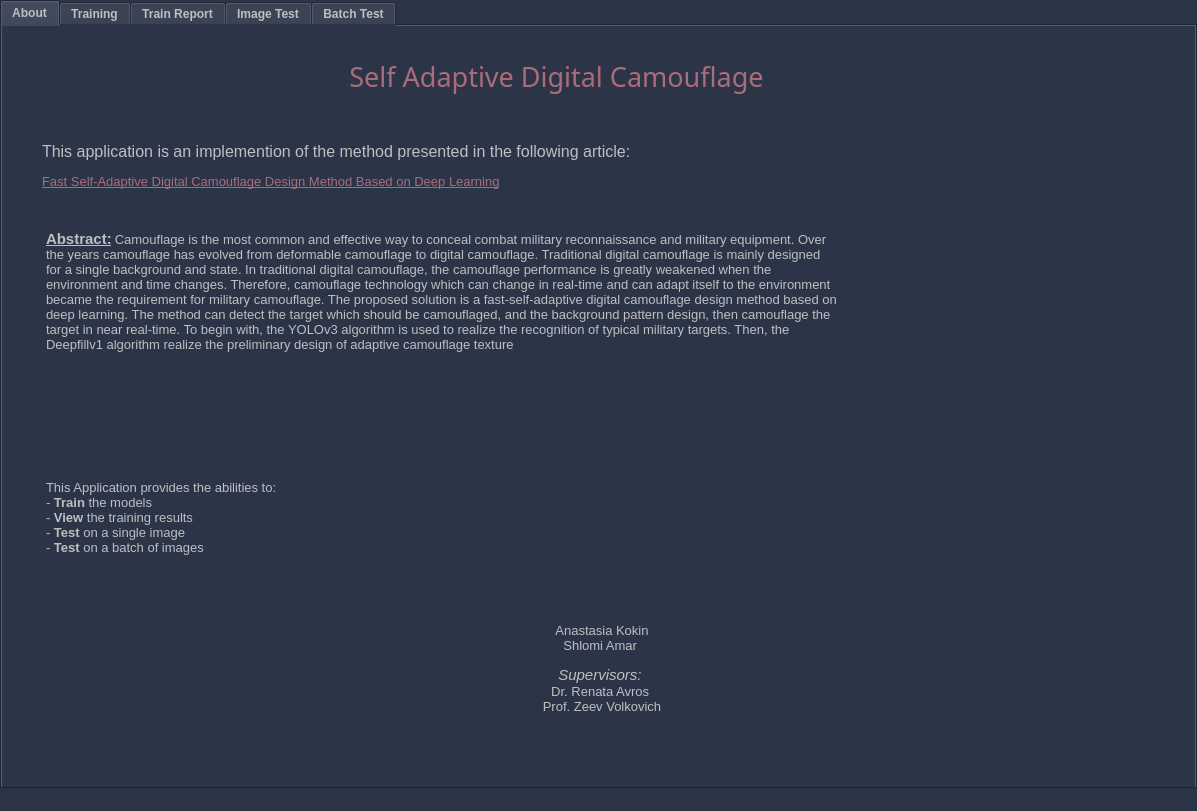
Above: GUI/UI/MainScreen.ui from shlomi1074/Camouflage-Final-Project before the change. Below: the same form after it.
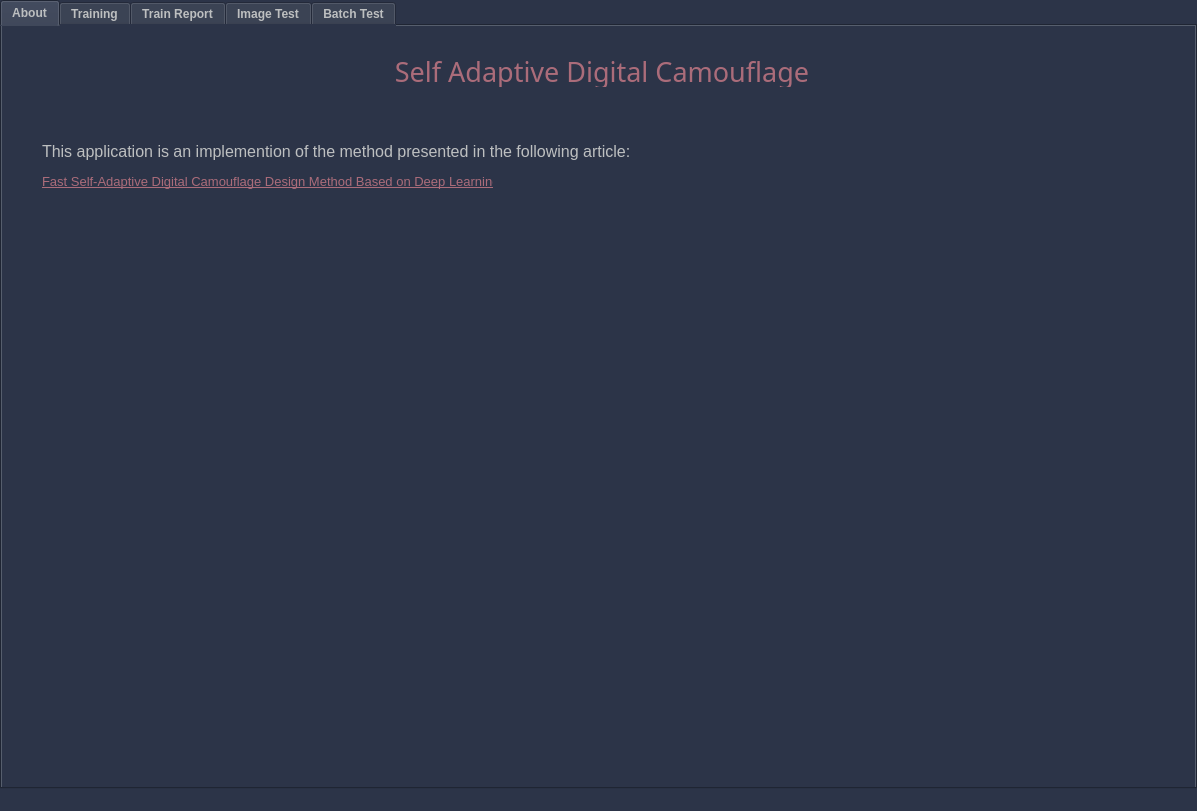
That is the form after the change. The open tabs and pages were chosen to show the change. Icons and pictures are not drawn.

What changed in the file:
```diff
--- a/GUI/UI/MainScreen.ui
+++ b/GUI/UI/MainScreen.ui
@@ -121,7 +121,7 @@
          <rect>
           <x>40</x>
           <y>110</y>
-          <width>781</width>
+          <width>731</width>
           <height>31</height>
          </rect>
         </property>
@@ -142,7 +142,7 @@
          <rect>
           <x>40</x>
           <y>140</y>
-          <width>621</width>
+          <width>451</width>
           <height>31</height>
          </rect>
         </property>
@@ -170,10 +170,10 @@
        <widget class="QLabel" name="label">
         <property name="geometry">
          <rect>
-          <x>284</x>
+          <x>375</x>
           <y>30</y>
-          <width>541</width>
-          <height>41</height>
+          <width>450</width>
+          <height>31</height>
          </rect>
         </property>
         <property name="font">
@@ -194,79 +194,6 @@
          <set>Qt::AlignCenter</set>
         </property>
        </widget>
-       <widget class="QTextBrowser" name="textBrowser">
-        <property name="geometry">
-         <rect>
-          <x>40</x>
-          <y>200</y>
-          <width>801</width>
-          <height>251</height>
-         </rect>
-        </property>
-        <property name="styleSheet">
-         <string notr="true">background-color:transparent;
-border: None;</string>
-        </property>
-        <property name="html">
-         <string>&lt;!DOCTYPE HTML PUBLIC &quot;-//W3C//DTD HTML 4.0//EN&quot; &quot;http://www.w3.org/TR/REC-html40/strict.dtd&quot;&gt;
-&lt;html&gt;&lt;head&gt;&lt;meta name=&quot;qrichtext&quot; content=&quot;1&quot; /&gt;&lt;style type=&quot;text/css&quot;&gt;
-p, li { white-space: pre-wrap; }
-&lt;/style&gt;&lt;/head&gt;&lt;body style=&quot; font-family:'MS Shell Dlg 2'; font-size:7.8pt; font-weight:400; font-style:normal;&quot;&gt;
-&lt;p style=&quot; margin-top:0px; margin-bottom:0px; margin-left:0px; margin-right:0px; -qt-block-indent:0; text-indent:0px;&quot;&gt;&lt;span style=&quot; font-size:11pt; font-weight:600; text-decoration: underline;&quot;&gt;Abstract:&lt;/span&gt;&lt;span style=&quot; font-size:8pt;&quot;&gt; &lt;/span&gt;&lt;span style=&quot; font-size:10pt;&quot;&gt;Camouflage is the most common and effective way to conceal combat military reconnaissance and military equipment. Over the years camouflage has evolved from deformable camouflage to digital camouflage. Traditional digital camouflage is mainly designed for a single background and state. In traditional digital camouflage, the camouflage performance is greatly weakened when the environment and time changes. Therefore, camouflage technology which can change in real-time and can adapt itself to the environment became the requirement for military camouflage. The proposed solution is a fast-self-adaptive digital camouflage design method based on deep learning. The method can detect the target which should be camouflaged, and the background pattern design, then camouflage the target in near real-time. To begin with, the YOLOv3 algorithm is used to realize the recognition of typical military targets. Then, the Deepfillv1 algorithm realize the preliminary design of adaptive camouflage texture&lt;/span&gt;&lt;/p&gt;&lt;/body&gt;&lt;/html&gt;</string>
-        </property>
-       </widget>
-       <widget class="QTextBrowser" name="textBrowser_2">
-        <property name="geometry">
-         <rect>
-          <x>40</x>
-          <y>450</y>
-          <width>331</width>
-          <height>121</height>
-         </rect>
-        </property>
-        <property name="styleSheet">
-         <string notr="true">background-color:transparent;
-border: None;</string>
-        </property>
-        <property name="html">
-         <string>&lt;!DOCTYPE HTML PUBLIC &quot;-//W3C//DTD HTML 4.0//EN&quot; &quot;http://www.w3.org/TR/REC-html40/strict.dtd&quot;&gt;
-&lt;html&gt;&lt;head&gt;&lt;meta name=&quot;qrichtext&quot; content=&quot;1&quot; /&gt;&lt;style type=&quot;text/css&quot;&gt;
-p, li { white-space: pre-wrap; }
-&lt;/style&gt;&lt;/head&gt;&lt;body style=&quot; font-family:'MS Shell Dlg 2'; font-size:7.8pt; font-weight:400; font-style:normal;&quot;&gt;
-&lt;p style=&quot; margin-top:0px; margin-bottom:0px; margin-left:0px; margin-right:0px; -qt-block-indent:0; text-indent:0px;&quot;&gt;&lt;span style=&quot; font-size:10pt;&quot;&gt;This Application provides the abilities to:&lt;/span&gt;&lt;/p&gt;
-&lt;p style=&quot; margin-top:0px; margin-bottom:0px; margin-left:0px; margin-right:0px; -qt-block-indent:0; text-indent:0px;&quot;&gt;&lt;span style=&quot; font-size:10pt;&quot;&gt;- &lt;/span&gt;&lt;span style=&quot; font-size:10pt; font-weight:600;&quot;&gt;Train&lt;/span&gt;&lt;span style=&quot; font-size:10pt;&quot;&gt; the models&lt;/span&gt;&lt;/p&gt;
-&lt;p style=&quot; margin-top:0px; margin-bottom:0px; margin-left:0px; margin-right:0px; -qt-block-indent:0; text-indent:0px;&quot;&gt;&lt;span style=&quot; font-size:10pt;&quot;&gt;- &lt;/span&gt;&lt;span style=&quot; font-size:10pt; font-weight:600;&quot;&gt;View&lt;/span&gt;&lt;span style=&quot; font-size:10pt;&quot;&gt; the training results&lt;/span&gt;&lt;/p&gt;
-&lt;p style=&quot; margin-top:0px; margin-bottom:0px; margin-left:0px; margin-right:0px; -qt-block-indent:0; text-indent:0px;&quot;&gt;&lt;span style=&quot; font-size:10pt;&quot;&gt;- &lt;/span&gt;&lt;span style=&quot; font-size:10pt; font-weight:600;&quot;&gt;Test&lt;/span&gt;&lt;span style=&quot; font-size:10pt;&quot;&gt; on a single image&lt;/span&gt;&lt;/p&gt;
-&lt;p style=&quot; margin-top:0px; margin-bottom:0px; margin-left:0px; margin-right:0px; -qt-block-indent:0; text-indent:0px;&quot;&gt;&lt;span style=&quot; font-size:10pt;&quot;&gt;- &lt;/span&gt;&lt;span style=&quot; font-size:10pt; font-weight:600;&quot;&gt;Test&lt;/span&gt;&lt;span style=&quot; font-size:10pt;&quot;&gt; on a batch of images&lt;/span&gt;&lt;/p&gt;&lt;/body&gt;&lt;/html&gt;</string>
-        </property>
-       </widget>
-       <widget class="QTextBrowser" name="textBrowser_3">
-        <property name="geometry">
-         <rect>
-          <x>475</x>
-          <y>580</y>
-          <width>250</width>
-          <height>151</height>
-         </rect>
-        </property>
-        <property name="styleSheet">
-         <string notr="true">background-color:transparent;
-border: None;</string>
-        </property>
-        <property name="html">
-         <string>&lt;!DOCTYPE HTML PUBLIC &quot;-//W3C//DTD HTML 4.0//EN&quot; &quot;http://www.w3.org/TR/REC-html40/strict.dtd&quot;&gt;
-&lt;html&gt;&lt;head&gt;&lt;meta name=&quot;qrichtext&quot; content=&quot;1&quot; /&gt;&lt;style type=&quot;text/css&quot;&gt;
-p, li { white-space: pre-wrap; }
-&lt;/style&gt;&lt;/head&gt;&lt;body style=&quot; font-family:'MS Shell Dlg 2'; font-size:7.8pt; font-weight:400; font-style:normal;&quot;&gt;
-&lt;p align=&quot;center&quot; style=&quot;-qt-paragraph-type:empty; margin-top:0px; margin-bottom:0px; margin-left:0px; margin-right:0px; -qt-block-indent:0; text-indent:0px; font-size:8pt;&quot;&gt;&lt;br /&gt;&lt;/p&gt;
-&lt;p align=&quot;center&quot; style=&quot; margin-top:0px; margin-bottom:0px; margin-left:0px; margin-right:0px; -qt-block-indent:0; text-indent:0px;&quot;&gt;&lt;span style=&quot; font-size:10pt;&quot;&gt;Anastasia Kokin&lt;/span&gt;&lt;/p&gt;
-&lt;p align=&quot;center&quot; style=&quot; margin-top:0px; margin-bottom:0px; margin-left:0px; margin-right:0px; -qt-block-indent:0; text-indent:0px;&quot;&gt;&lt;span style=&quot; font-size:10pt;&quot;&gt;Shlomi Amar &lt;/span&gt;&lt;/p&gt;
-&lt;p align=&quot;center&quot; style=&quot;-qt-paragraph-type:empty; margin-top:0px; margin-bottom:0px; margin-left:0px; margin-right:0px; -qt-block-indent:0; text-indent:0px; font-size:8pt;&quot;&gt;&lt;br /&gt;&lt;/p&gt;
-&lt;p align=&quot;center&quot; style=&quot; margin-top:0px; margin-bottom:0px; margin-left:0px; margin-right:0px; -qt-block-indent:0; text-indent:0px;&quot;&gt;&lt;span style=&quot; font-size:11pt; font-style:italic;&quot;&gt;Supervisors: &lt;/span&gt;&lt;/p&gt;
-&lt;p align=&quot;center&quot; style=&quot; margin-top:0px; margin-bottom:0px; margin-left:0px; margin-right:0px; -qt-block-indent:0; text-indent:0px;&quot;&gt;&lt;span style=&quot; font-size:10pt;&quot;&gt;Dr. Renata Avros &lt;/span&gt;&lt;/p&gt;
-&lt;p align=&quot;center&quot; style=&quot; margin-top:0px; margin-bottom:0px; margin-left:0px; margin-right:0px; -qt-block-indent:0; text-indent:0px;&quot;&gt;&lt;span style=&quot; font-size:10pt;&quot;&gt;Prof. Zeev Volkovich&lt;/span&gt;&lt;/p&gt;&lt;/body&gt;&lt;/html&gt;</string>
-        </property>
-       </widget>
       </widget>
       <widget class="QWidget" name="train">
        <attribute name="title">
```
Left out of the diff: 60 changed lines with no effect on the pictures.
